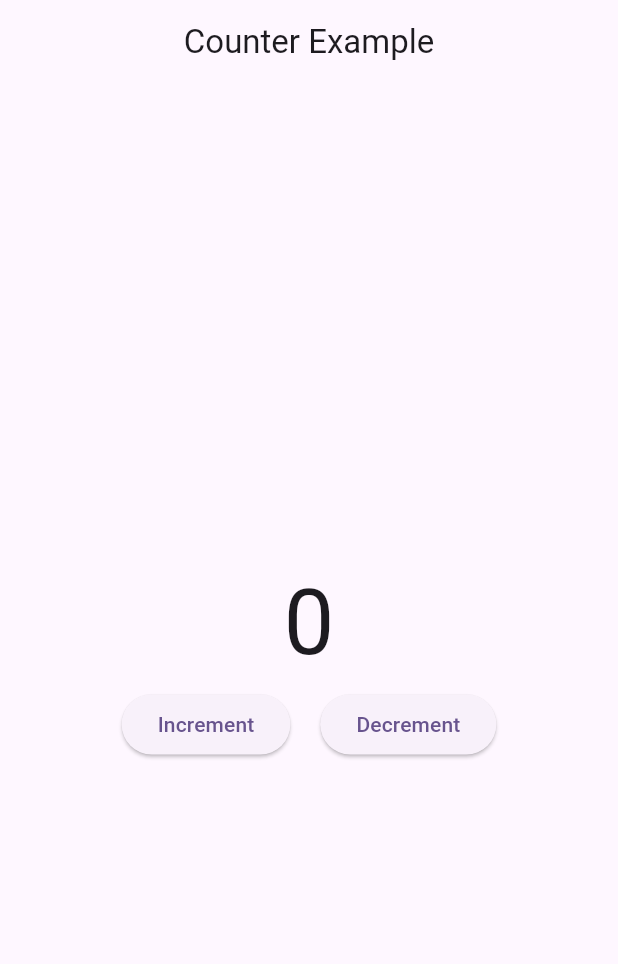
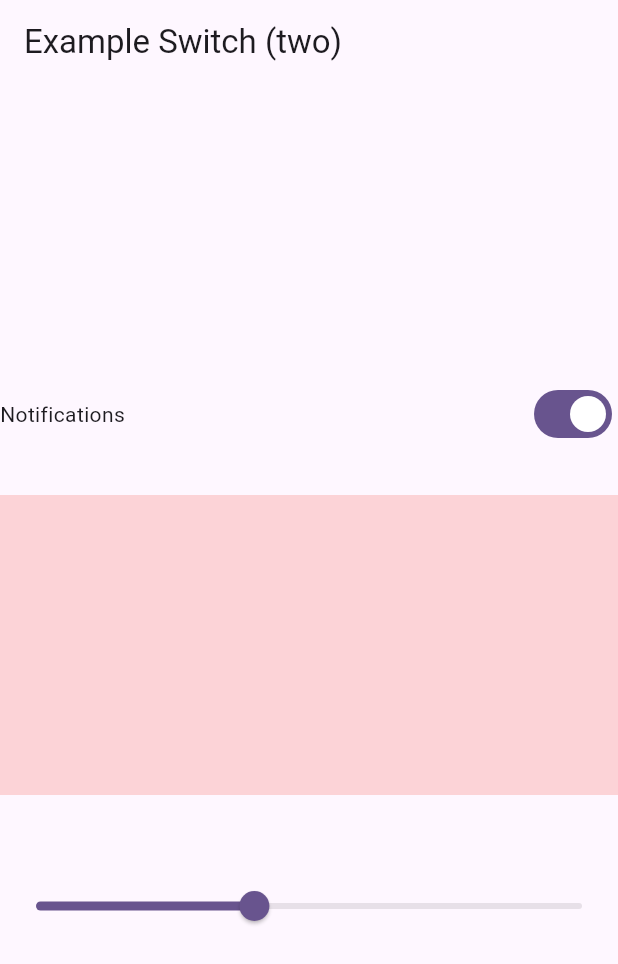
Before and after one commit to ArunRai2021/FlutterBloc, a Flutter app: the screen it shows after launch, on a phone screen of 412 x 824 dp. Shown: the top 964 px of the screen. Run offline on Flutter 3.47's test engine with Material 3 defaults, Android fonts, the phone set to English and light mode, and no system bars; our stand-ins replace bloc, equatable, flutter_bloc.

Commit message:
first changes

```diff
--- a/lib/main.dart
+++ b/lib/main.dart
@@ -1,5 +1,5 @@
 import 'package:bloc_practice/bloc/counter/counter_bloc.dart';
-import 'package:bloc_practice/ui/counterScreen/counter_screen.dart';
+import 'package:bloc_practice/ui/swicthExample/switch_example_screen.dart';
 import 'package:flutter/material.dart';
 import 'package:flutter_bloc/flutter_bloc.dart';
 
@@ -16,27 +16,13 @@ class MyApp extends StatelessWidget {
     return BlocProvider(
       create: (context) => CounterBloc(),
       child: MaterialApp(
+          debugShowCheckedModeBanner: false,
           title: 'Flutter Demo',
           theme: ThemeData(
-            // This is the theme of your application.
-            //
-            // TRY THIS: Try running your application with "flutter run". You'll see
-            // the application has a purple toolbar. Then, without quitting the app,
-            // try changing the seedColor in the colorScheme below to Colors.green
-            // and then invoke "hot reload" (save your changes or press the "hot
-            // reload" button in a Flutter-supported IDE, or press "r" if you used
-            // the command line to start the app).
-            //
-            // Notice that the counter didn't reset back to zero; the application
-            // state is not lost during the reload. To reset the state, use hot
-            // restart instead.
-            //
-            // This works for code too, not just values: Most code changes can be
-            // tested with just a hot reload.
             colorScheme: ColorScheme.fromSeed(seedColor: Colors.deepPurple),
             useMaterial3: true,
           ),
-          home: const CounterScreen()),
+          home: const SwitchExampleScreen()),
     );
   }
 }
--- /dev/null
+++ b/lib/ui/swicthExample/switch_example_screen.dart
@@ -0,0 +1,49 @@
+import 'package:flutter/material.dart';
+
+class SwitchExampleScreen extends StatefulWidget {
+  const SwitchExampleScreen({super.key});
+
+  @override
+  State<SwitchExampleScreen> createState() => _SwitchExampleScreenState();
+}
+
+class _SwitchExampleScreenState extends State<SwitchExampleScreen> {
+  @override
+  Widget build(BuildContext context) {
+    return Scaffold(
+      appBar: AppBar(
+        title: const Text("Example Switch (two)"),
+      ),
+      body: Column(
+        crossAxisAlignment: CrossAxisAlignment.center,
+        mainAxisAlignment: MainAxisAlignment.center,
+        children: [
+          Row(
+            mainAxisAlignment: MainAxisAlignment.spaceBetween,
+            children: [
+              const Text("Notifications"),
+              Switch(value: true, onChanged: (newValue) {})
+            ],
+          ),
+          const SizedBox(
+            height: 30,
+          ),
+          Container(
+            height: 200,
+            color: Colors.red.withOpacity(.2),
+          ),
+          const SizedBox(
+            height: 50,
+          ),
+          Slider(
+              value: .4,
+              onChanged: (value) {
+                setState(() {
+                  value = value++;
+                });
+              })
+        ],
+      ),
+    );
+  }
+}
```
Also changed, not shown: lib/bloc/switchExample/switch_bloc.dart (added, +15 -0 lines), lib/bloc/switchExample/switch_event.dart (added, +10 -0 lines), lib/bloc/switchExample/switch_state.dart (added, +14 -0 lines).
